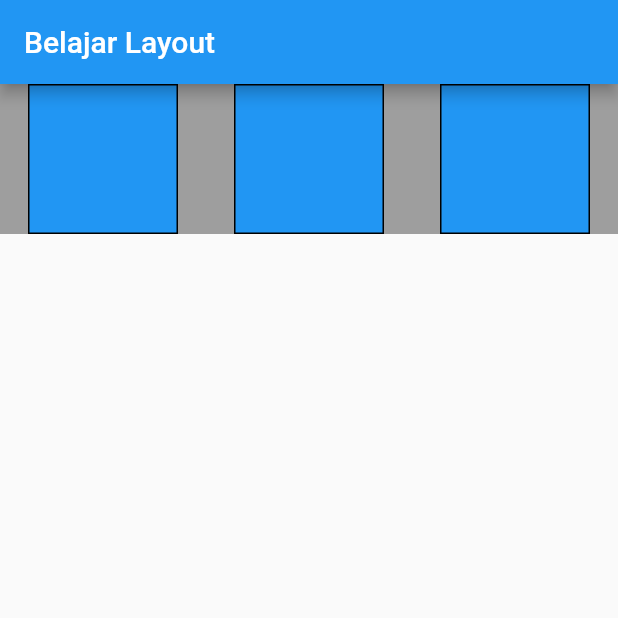
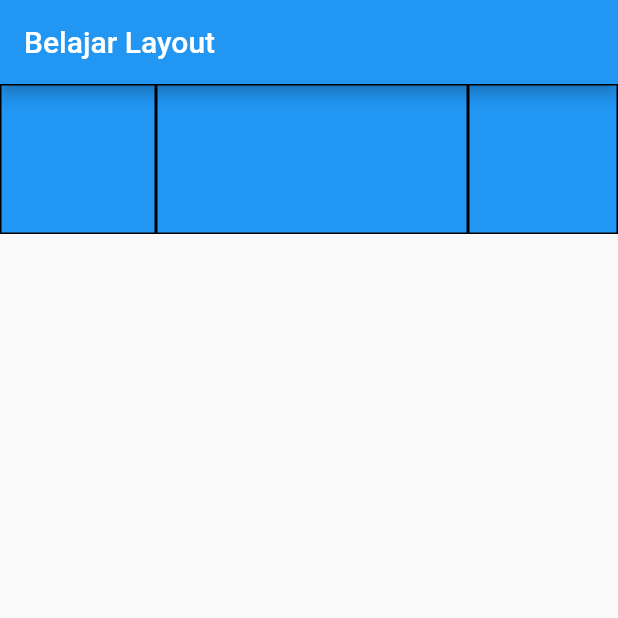
Before and after one commit to siubie/flutter_layout, a Flutter app: the screen it shows after launch, on a phone screen of 412 x 824 dp, the top half of it. Run offline on Flutter 3.47's test engine with Material 2 defaults, Android fonts, the phone set to English and light mode, and no system bars.

Commit message:
Expanded

```diff
--- a/lib/main.dart
+++ b/lib/main.dart
@@ -24,14 +24,12 @@ class Layout extends StatelessWidget {
           child: Row(
             mainAxisAlignment: MainAxisAlignment.spaceAround,
             children: [
-              Flexible(
-                fit: FlexFit.loose,
+              Expanded(
                 flex: 1,
                 child: BlueBox(),
               ),
-              Flexible(
-                fit: FlexFit.loose,
-                flex: 1,
+              Expanded(
+                flex: 2,
                 child: BlueBox(),
               ),
               BlueBox(),
```
